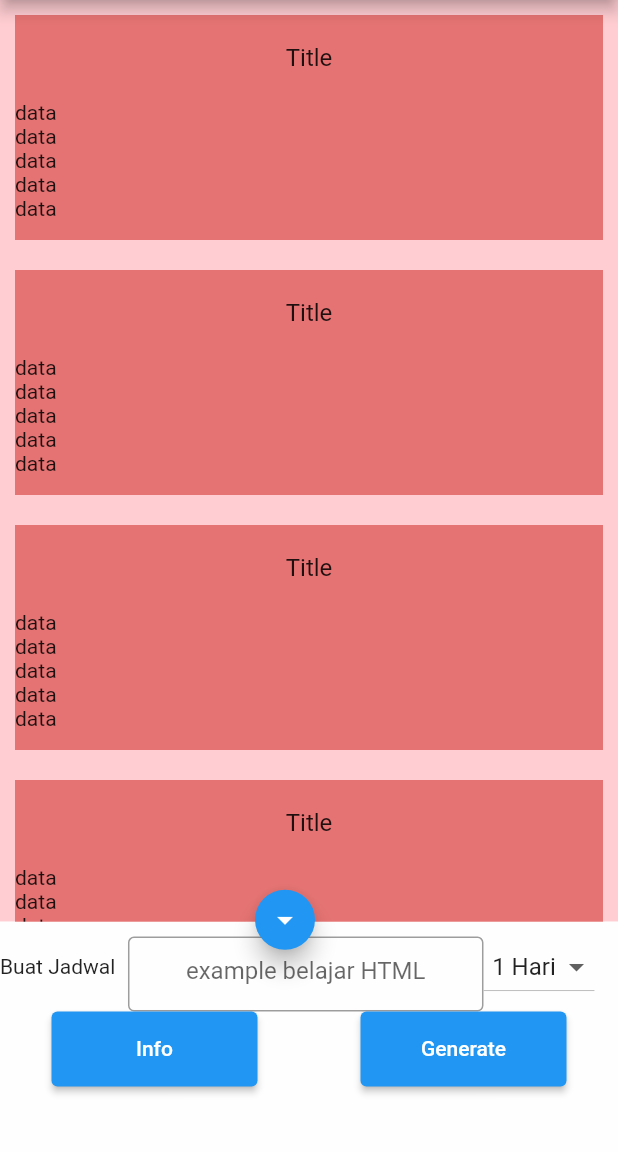
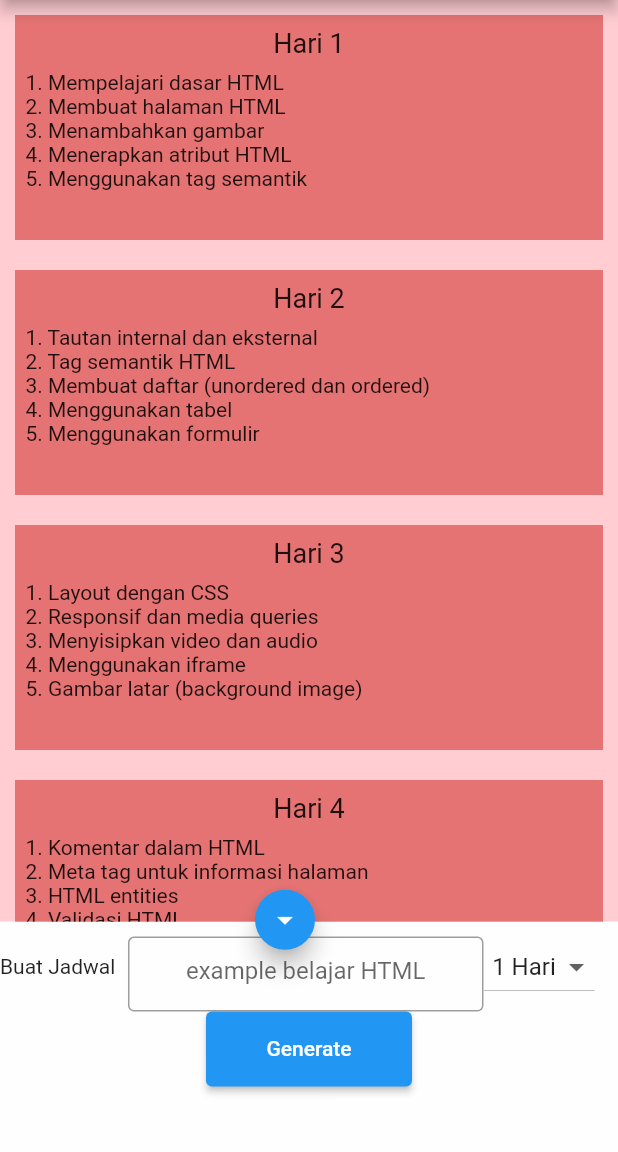
Before and after one commit to TwinsV/sevima-schedulemaker, a Flutter app: the screen it shows after launch, on a phone screen of 412 x 824 dp, the part 84-1236 px from its top. Run offline on Flutter 3.47's test engine with Material 2 defaults, Android fonts, the phone set to English and light mode, and no system bars; our stand-ins replace flutter_dotenv.

Commit message:
Mengoperasikan OpenAI

```diff
--- a/lib/main.dart
+++ b/lib/main.dart
@@ -1,8 +1,10 @@
 import 'dart:convert';
-
+import 'dart:io';
 import 'package:flutter/material.dart';
+import 'package:flutter/services.dart';
 import 'package:flutter_dotenv/flutter_dotenv.dart';
 import 'package:http/http.dart' as http;
+import 'package:path_provider/path_provider.dart';
 
 
 Future<void> main() async{
@@ -39,10 +41,14 @@
 
 class _MyHomePageState extends State<MyHomePage> {
   static const List<String> _days = ['1','3','5','7'];
-  TextEditingController _inputController = TextEditingController();
+  final TextEditingController _inputController = TextEditingController();
+  List<FileSystemEntity> file = [];
   FocusNode _inputFocus = FocusNode();
   bool _showMenu = true;
   String _selectedDay = '1';
+  var jadwal = {};
+
+
 
   createSchedule() async{
   final response = await http.post(
@@ -54,7 +60,7 @@
       body: jsonEncode(
         {
           "model": "text-davinci-003",
-          "prompt": "buatkan saya jadwal " + _inputController.text + " dalam " + _selectedDay + " hari maksimal 5 tugas dalam sehari dalam format dictionary key hari ke n dan list materi secara lengkap dengan tanda double quote untuk string",
+          "prompt": "buatkan saya jadwal " + _inputController.text + " dalam " + _selectedDay + " hari maksimal 5 tugas dalam sehari dalam format dictionary key hari ke n dan list materi secara lengkap dengan tanda double quote untuk string tugas maksimal 5 kata",
           "max_tokens": 1000,
           "temperature": 0,
           "top_p": 1,
@@ -62,20 +68,79 @@
       ),
     );
 
-    setState(() {
     var _responseModel = jsonDecode(response.body);
     var responseTxt = _responseModel['choices'][0]['text'];
-      Map<String, dynamic> jadwal = json.decode(responseTxt.toString());
-      debugPrint(responseTxt);
-      print('jadwal = ${jadwal.toString()}');
-      print(jadwal.length);
+    var jadwal_temp = json.decode(responseTxt.toString());
+    if(jadwal_temp.length > int.parse(_selectedDay)){
+      jadwal = {};
+      for (int i = 0; i < int.parse(_selectedDay); i++){
+        var key = jadwal_temp.keys.elementAt(i);
+        var value = jadwal_temp.values.elementAt(i);
+        jadwal.addAll({
+          key:value
+        }
+          );
+      }
+    }
+    debugPrint(jadwal.toString());
+    debugPrint(jadwal.length.toString());
+    setState(() {
+      jadwal;
+      _inputController.text = '';
+      _showMenu = false;
     });
+  }
+   _read(String fileName) async {
+    try {
+      final Directory directory = await getApplicationDocumentsDirectory();
+      final Directory dir = Directory('${directory.path}/data_list/');
+      file = dir.listSync().toList();
+      if (file.isEmpty){
+        var response =  await rootBundle.loadString('assets/example.json');
+        jadwal = jsonDecode(response);
+      }else{
+        try {
+          final File file = File('${directory.path}/data_list/' + fileName + '.json');
+          var response = await file.readAsString();
+          jadwal = jsonDecode(response);
+        } catch (e) {
+          return 'error';
+        }
+      }
+
+    } catch (e) {
+      var response =  await rootBundle.loadString('assets/example.json');
+      jadwal = jsonDecode(response);
+
+    }
+
+  }
+
+  _write(String text, String fileName) async {
+    final Directory directory = await getApplicationDocumentsDirectory();
+    bool check = File('${directory.path}/data_list/$fileName.json').existsSync();
+    if(check){
+      final File file = File('${directory.path}/data_list/$fileName.json');
+      await file.writeAsString(text);
+    }else {
+      File('${directory.path}/data_list/$fileName.json').create(recursive: true);
+      Directory('${directory.path}/data_list/').create(recursive: true);
+      final File file = File('${directory.path}/data_list/$fileName.json');
+      await file.writeAsString(text);
+    }
   }
 
   @protected
   void initState() {
     super.initState();
-
+    setState(() {
+      _read('jadwal').then((d){
+        debugPrint('SCHEDULE = '+jadwal.toString());
+        setState(() {
+          jadwal;
+        });
+      });
+    });
   }
   @override
   Widget build(BuildContext context) {
@@ -96,7 +161,10 @@
                 color: Colors.red.shade100,
                 child: ListView(
                   scrollDirection: Axis.vertical,
-                  children: List.generate(7, (index) => Container(
+                  children: List.generate(jadwal.length, (index) {
+                    final title = jadwal.keys.elementAt(index);
+                    final values = jadwal.values.elementAt(index);
+                    return Container(
                     alignment: Alignment.topLeft,
                     margin: const EdgeInsets.all(10),
                     height: 150,
@@ -106,19 +174,24 @@
                       children: [
                         Align(
                           alignment: Alignment.topCenter,
-                          child: Text('\nTitle\n', style: TextStyle(fontSize: 16),)),
-                        Align(
+                          child: Container(
+                            margin: EdgeInsets.all(8),
+                            child: Text('${title}', style: TextStyle(fontSize: 18),))),
+                        Column(
+                          children: List.generate(values.length, ((index2) {
+                          final number = (index2+1).toString();
+                          return Align(
                             alignment: Alignment.topLeft,
-                          child: Column(
-                            children: List.generate(5, ((index) {
-                            return Text('data',);
+                            child: Text('  $number. ${values[index2]}',
+                            ),
+                          );
                         })),
 
-                          ),
                         )
                       ],
                     ),
-                  )),
+                  );
+                  }),
                 ),
               )
               ),
@@ -131,18 +204,18 @@
                   children: [
                     Row(
                       children: [
-                        Text('Buat Jadwal '),
+                        const Text('Buat Jadwal '),
                         Container(
                           height: ((maxH/15)*1) - 5,
                           width: maxW-175,
-                          margin: EdgeInsets.only(top: 10, left:5),
+                          margin: const EdgeInsets.only(top: 10, left:5),
                           child: TextFormField(
                             controller: _inputController,
                             focusNode: _inputFocus,
                             textAlign: TextAlign.center,
-                            decoration: InputDecoration(
+                            decoration: const InputDecoration(
                               hintText: "example belajar HTML",
-                              border: OutlineInputBorder()
+                              border: const OutlineInputBorder()
                              ),
                              onEditingComplete: ((){
                               setState(() {
@@ -173,29 +246,25 @@
                     ),
 
 
-                  Row(
-                    mainAxisAlignment: MainAxisAlignment.spaceAround,
-                    children: List.generate(2, ((index) {
-                      return Container(
+                  Center(
+                    child: Container(
                           width: maxW/3,
                           height: ((maxH/15)*1) - 5,
                           child: ElevatedButton(
                             onPressed: (() {
-                            if(index == 1){
+
                                 if(_inputController.text.isNotEmpty){
                                   createSchedule();
                                 }else{
                                   debugPrint('kosong bos');
                                 }
-                            }
+
                             }),
                             child: Text(
-                            index == 0 ? 'Info' : 'Generate'
+                              'Generate'
                             )),
-                      );
-                    }))
-                    ,)
-
+                        ),
+                  ),
                   ]
                   ),
               )
--- a/pubspec.yaml
+++ b/pubspec.yaml
@@ -36,6 +36,7 @@ dependencies:
   cupertino_icons: ^1.0.2
   flutter_dotenv: ^5.1.0
   http: ">=0.13.5 <2.0.0"
+  path_provider: ^1.6.27
 
 dev_dependencies:
   flutter_test:
```
Lines whose indentation alone changed are shown as unchanged.
